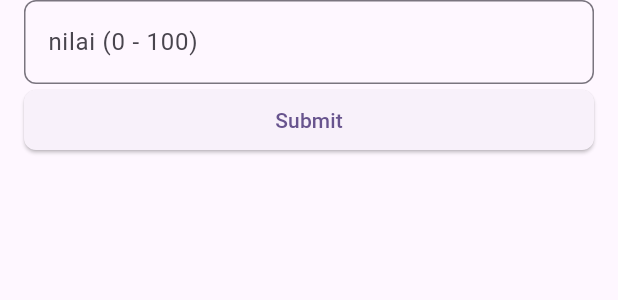
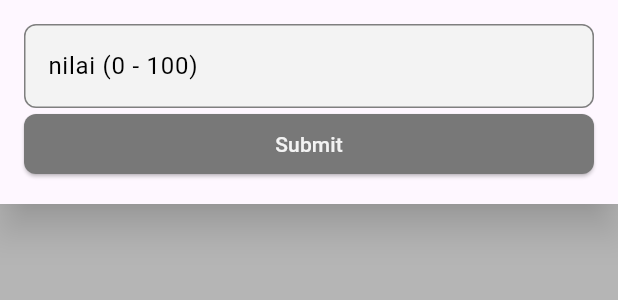
Before and after one commit to kezia2909/tugas_interactive, a Flutter app: the NotesPage widget shown alone on an empty page, opened directly, after a tap on "Submit", on a phone screen of 412 x 824 dp. Shown: the top 300 px of the screen. Run offline on Flutter 3.47's test engine with Material 2 defaults, Android fonts, the phone set to English and light mode, and no system bars; our stand-ins replace carousel_slider, sqflite; accounts and stored records are empty; network calls fail.

Commit message:
desain notes

```diff
--- a/lib/pages/notes_page.dart
+++ b/lib/pages/notes_page.dart
@@ -2,6 +2,7 @@ import 'package:flutter/material.dart';
 import 'package:flutter/services.dart';
 import 'package:flutter_application_1/helper/sql_helper.dart';
 import 'package:flutter_application_1/models/notes_model.dart';
+import 'package:flutter_application_1/utils/color_utils.dart';
 
 class NotesPage extends StatefulWidget {
   const NotesPage({super.key});
@@ -15,6 +16,8 @@ class _NotesPageState extends State<NotesPage> {
 
   List<NotesModel> listOfNotes = [];
   final sqlHelper = SQLHelper();
+  bool isButtonEnabled = false;
+  Color buttonColor = Colors.grey; // Initial button color
 
   @override
   void initState() {
@@ -43,10 +46,16 @@ class _NotesPageState extends State<NotesPage> {
     print("input : $input");
     if (input.isNotEmpty) {
       final tempNilai = double.tryParse(input);
+      isButtonEnabled = true;
       if (tempNilai != null) {
         print("oke : $tempNilai");
         print("temp : $tempNilai");
         if (tempNilai > 100) {
+          isButtonEnabled = false;
+          // setState(() {
+          //   // buttonColor = colorTheme(colorAccent); // Set the new button color
+          // });
+
           ScaffoldMessenger.of(context).showSnackBar(
             SnackBar(
               content: Text('Input max 100.0'),
@@ -54,8 +63,19 @@ class _NotesPageState extends State<NotesPage> {
           );
         }
       } else {
+        isButtonEnabled = false;
+
         print("error : $input");
+        isButtonEnabled = false;
+        // setState(() {
+        //   buttonColor = colorTheme(colorAccent); // Set the new button color
+        // });
       }
+    } else {
+      isButtonEnabled = false;
+      // setState(() {
+      //   buttonColor = colorTheme(colorAccent); // Set the new button color
+      // });
     }
     setState(() {});
   }
@@ -112,40 +132,82 @@ class _NotesPageState extends State<NotesPage> {
   @override
   Widget build(BuildContext context) {
     return Container(
-      padding: EdgeInsets.symmetric(horizontal: 16),
+      color: colorTheme(colorWhite),
+      child: Column(
+        children: [
+          Material(
+            elevation: 10,
+            child: Container(
+              padding: EdgeInsets.symmetric(horizontal: 16, vertical: 16),
               child: Column(
                 children: [
                   TextField(
                     controller: _controllerNilai,
-            keyboardType: TextInputType.numberWithOptions(decimal: true),
+                    keyboardType:
+                        TextInputType.numberWithOptions(decimal: true),
                     inputFormatters: [
-              FilteringTextInputFormatter.allow(RegExp(r'^\d*\.?\d{0,1}')),
+                      FilteringTextInputFormatter.allow(
+                          RegExp(r'^\d*\.?\d{0,1}')),
                     ],
                     decoration: InputDecoration(
                       hintText: "ex : 95.6, 70, etc",
                       label: Text("nilai (0 - 100)"),
+                      labelStyle: TextStyle(
+                        color: Colors.black, // Specify the label text color
+                      ),
                       border: OutlineInputBorder(
                           borderRadius: BorderRadius.circular(8.0),
-                  borderSide:
-                      const BorderSide(width: 0, style: BorderStyle.solid)),
+                          borderSide: const BorderSide(
+                              width: 0, style: BorderStyle.solid)),
+                      focusedBorder: OutlineInputBorder(
+                        borderRadius: BorderRadius.circular(8.0),
+                        borderSide: BorderSide(
+                            color: colorTheme(
+                                colorBlack)), // Border color when focused
+                      ),
+                      enabledBorder: OutlineInputBorder(
+                        borderRadius: BorderRadius.circular(8.0),
+                        borderSide: BorderSide(
+                            color: colorTheme(colorBlack,
+                                opacity: 0.5)), // Border color when not focused
+                      ),
+                      filled: true,
+                      fillColor: colorTheme(colorWhite),
                     ),
                   ),
                   SizedBox(
                     width: double.infinity,
                     child: ElevatedButton(
-              child: Text("Submit"),
+                      child: Text(
+                        "Submit",
+                        style: TextStyle(color: colorTheme(colorWhite)),
+                      ),
                       onPressed: () {
                         addNotes(_controllerNilai.text.toString());
                         _controllerNilai.clear();
                       },
                       style: ButtonStyle(
-                  shape: MaterialStateProperty.all<RoundedRectangleBorder>(
+                        shape:
+                            MaterialStateProperty.all<RoundedRectangleBorder>(
                           RoundedRectangleBorder(
                             borderRadius: BorderRadius.circular(8.0),
-              ))),
+                          ),
+                        ),
+                        backgroundColor: MaterialStateProperty.all<Color>(
+                            isButtonEnabled
+                                ? colorTheme(colorBlack)
+                                : colorTheme(colorAccent)), // Background color
+                      ),
+                    ),
+                  ),
+                ],
+              ),
             ),
           ),
           Expanded(
+            child: Container(
+              color: colorTheme(colorAccent, opacity: 0.5),
+              padding: EdgeInsets.fromLTRB(16, 16, 16, 0),
               child: ListView.builder(
                 itemCount: listOfNotes.length,
                 itemBuilder: (context, index) {
@@ -153,11 +215,23 @@ class _NotesPageState extends State<NotesPage> {
                     padding: EdgeInsets.all(8),
                     margin: EdgeInsets.symmetric(vertical: 4),
                     height: 50,
+                    // color: colorTheme(colorBackground),
+                    decoration: BoxDecoration(
+                        color: colorTheme(colorWhite),
+                        border: Border.all(
+                          width: 3,
                           color: index % 3 == 0
-                      ? Colors.yellow
+                              ? colorTheme(colorGrizzly)
                               : index % 3 == 1
-                          ? Colors.blue
-                          : Colors.pink,
+                                  ? colorTheme(colorIcebear)
+                                  : colorTheme(colorPanda),
+                        ),
+                        borderRadius: BorderRadius.circular(8)),
+                    // color: index % 3 == 0
+                    //     ? colorTheme(colorGrizzly)
+                    //     : index % 3 == 1
+                    //         ? colorTheme(colorIcebear)
+                    //         : colorTheme(colorPanda),
                     child: Row(
                       mainAxisAlignment: MainAxisAlignment.spaceBetween,
                       children: [
@@ -174,6 +248,7 @@ class _NotesPageState extends State<NotesPage> {
                   );
                 },
               ),
+            ),
           )
         ],
       ),
--- a/lib/utils/color_utils.dart
+++ b/lib/utils/color_utils.dart
@@ -1,31 +1,39 @@
 import 'package:flutter/material.dart';
 
-hexStringToColor(String hexColor) {
+hexStringToColor(String hexColor, double opacityValue) {
   hexColor = hexColor.toUpperCase().replaceAll("#", "");
   if (hexColor.length == 6) {
     hexColor = "FF" + hexColor;
   }
-  return Color(int.parse(hexColor, radix: 16));
+  return Color(int.parse(hexColor, radix: 16)).withOpacity(opacityValue);
 }
 
 String colorGrizzly = "grizzly";
 String colorPanda = "panda";
 String colorIcebear = "icebear";
-String colorBackground = "background";
+String colorWhite = "white";
+String colorBlack = "black";
+String colorAccent = "accent";
 
 String hexGrizzly = "FFE0AC";
 String hexPanda = "FFACB7";
 String hexIcebear = "6886C5";
-String hexBackground = "F9F9F9";
+String hexWhite = "F3F3F3";
+String hexBlack = "0C0C0C";
+String hexAccent = "787878";
 
-colorTheme(String type) {
+colorTheme(String type, {double opacity = 1.0}) {
   if (type == colorGrizzly) {
-    return hexStringToColor(hexGrizzly);
+    return hexStringToColor(hexGrizzly, opacity);
   } else if (type == colorPanda) {
-    return hexStringToColor(hexPanda);
+    return hexStringToColor(hexPanda, opacity);
   } else if (type == colorIcebear) {
-    return hexStringToColor(hexIcebear);
-  } else if (type == colorBackground) {
-    return hexStringToColor(hexBackground);
+    return hexStringToColor(hexIcebear, opacity);
+  } else if (type == colorWhite) {
+    return hexStringToColor(hexWhite, opacity);
+  } else if (type == colorBlack) {
+    return hexStringToColor(hexBlack, opacity);
+  } else if (type == colorAccent) {
+    return hexStringToColor(hexAccent, opacity);
   }
 }
--- a/lib/widgets/bottom_nav_bar.dart
+++ b/lib/widgets/bottom_nav_bar.dart
@@ -1,6 +1,7 @@
 import 'package:flutter/material.dart';
 import 'package:flutter_application_1/pages/gallery_page.dart';
 import 'package:flutter_application_1/pages/notes_page.dart';
+import 'package:flutter_application_1/utils/color_utils.dart';
 
 class BottomNavBarWidget extends StatefulWidget {
   const BottomNavBarWidget({super.key});
@@ -30,6 +31,8 @@ class _BottomNavBarWidgetState extends State<BottomNavBarWidget> {
     return Scaffold(
         appBar: AppBar(
           title: Text(title),
+          foregroundColor: colorTheme(colorWhite),
+          backgroundColor: colorTheme(colorBlack),
         ),
         body: pages[_selectedIndex],
         bottomNavigationBar: BottomNavigationBar(
@@ -45,6 +48,9 @@ class _BottomNavBarWidgetState extends State<BottomNavBarWidget> {
           ],
           currentIndex: _selectedIndex,
           onTap: _onItemTapped,
+          backgroundColor: colorTheme(colorWhite),
+          unselectedItemColor: colorTheme(colorAccent, opacity: 0.75),
+          selectedItemColor: colorTheme(colorBlack),
         ));
   }
 }
```
Lines whose indentation alone changed are shown as unchanged.
